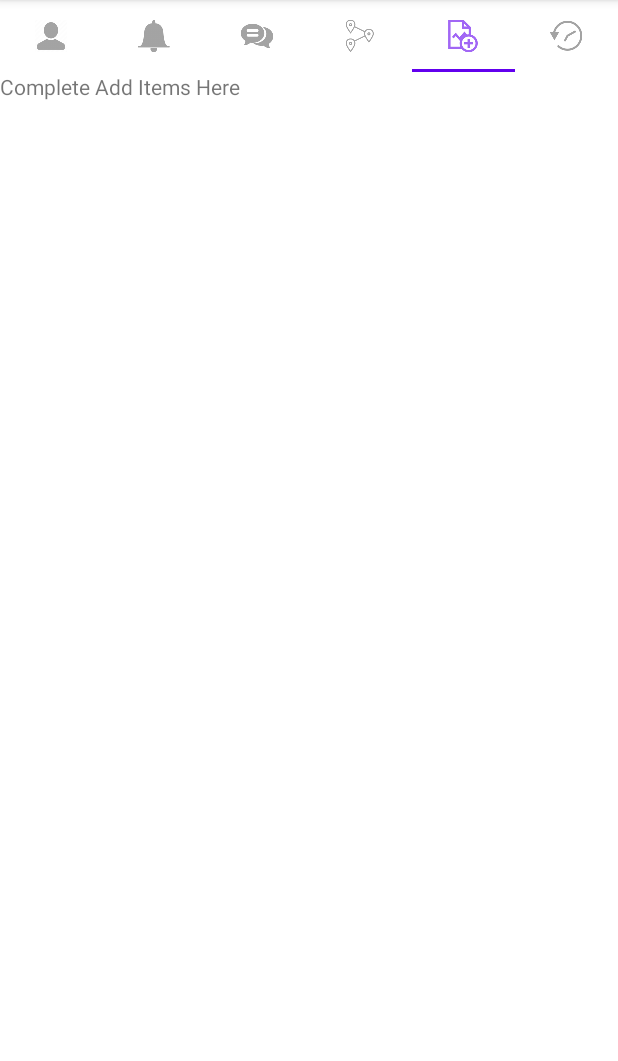
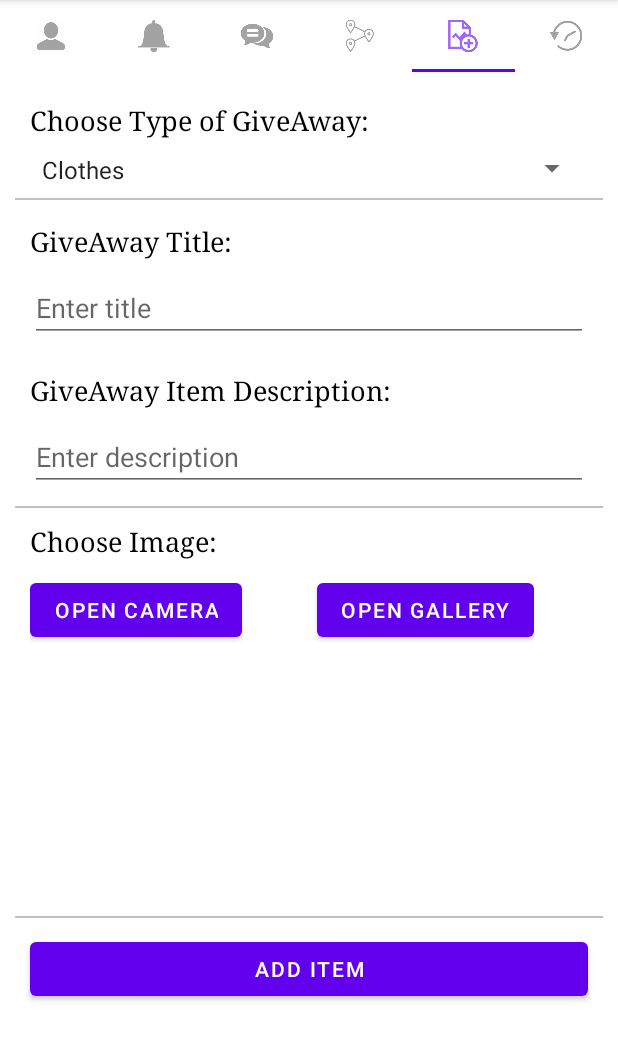
Before and after one commit to imok1948/GeemApp, an Android app: the screen it shows after launch (MainActivity), tab 5 chosen, on a phone screen of 412 x 824 dp, the part 84-1145 px from its top. Run offline under Robolectric (Android 15) with nearby library versions, the phone set to English and light mode, and no system bars.

Commit message:
First commit

```diff
--- a/app/src/main/AndroidManifest.xml
+++ b/app/src/main/AndroidManifest.xml
@@ -2,6 +2,8 @@
 <manifest xmlns:android="http://schemas.android.com/apk/res/android"
   package="com.example.geem">
 
+
+  <uses-permission android:name="android.permission.CAMERA"/>
   <application
     android:allowBackup="true"
     android:icon="@drawable/ic_app_launcher_ying_yang"
--- a/app/src/main/java/com/example/geem/fragments/FragmentAddItem.java
+++ b/app/src/main/java/com/example/geem/fragments/FragmentAddItem.java
@@ -1,24 +1,110 @@
 package com.example.geem.fragments;
 
+import android.Manifest;
+import android.content.Intent;
+import android.content.pm.PackageManager;
+import android.graphics.Bitmap;
 import android.os.Bundle;
 
+import androidx.annotation.NonNull;
+import androidx.annotation.Nullable;
+import androidx.core.app.ActivityCompat;
+import androidx.core.content.ContextCompat;
 import androidx.fragment.app.Fragment;
 
+import android.provider.MediaStore;
 import android.view.LayoutInflater;
 import android.view.View;
 import android.view.ViewGroup;
+import android.widget.AdapterView;
+import android.widget.ArrayAdapter;
+import android.widget.Button;
+import android.widget.ImageView;
+import android.widget.Spinner;
 import android.widget.Toast;
 
 import com.example.geem.R;
 import com.example.geem.extra.Variables;
 
-public class FragmentAddItem extends Fragment
+public class FragmentAddItem extends Fragment implements AdapterView.OnItemSelectedListener
 {
+
+ public static final int CAM_REQUEST_CODE = 111;
+ public static final int CAM_INTENT_REQUEST_CODE = 112;
+ ImageView imgView;  //this imageView is for displaying the captured image
+ Button captureImgBtn;  //this button enables user to use camera to capture image
+ Spinner spinnerMenu;
+
 
  @Override
  public View onCreateView(LayoutInflater inflater, ViewGroup container, Bundle savedInstanceState)
  {
-  Toast.makeText(getContext(), getArguments().getString(Variables.GREETING_KEY), Toast.LENGTH_SHORT).show();
-  return inflater.inflate(R.layout.fragment_add_item, container, false);
+  //Toast.makeText(getContext(), getArguments().getString(Variables.GREETING_KEY), Toast.LENGTH_SHORT).show();
+  View view = inflater.inflate(R.layout.fragment_add_item, container, false);
+  imgView = view.findViewById(R.id.imageView);
+  captureImgBtn = view.findViewById(R.id.capture_image);
+
+  spinnerMenu = view.findViewById(R.id.spinner);
+     ArrayAdapter<CharSequence> mAdapter = ArrayAdapter.createFromResource(getActivity(),R.array.spinner_items,android.R.layout.simple_spinner_item);
+     mAdapter.setDropDownViewResource(android.R.layout.simple_spinner_dropdown_item);
+     spinnerMenu.setAdapter(mAdapter);
+     spinnerMenu.setOnItemSelectedListener(this);
+
+
+  captureImgBtn.setOnClickListener(new View.OnClickListener() {
+   @Override
+   public void onClick(View v) {
+      //ask user for camera permission at runtime
+     if(ContextCompat.checkSelfPermission(getActivity(), Manifest.permission.CAMERA) != PackageManager.PERMISSION_GRANTED){
+      ActivityCompat.requestPermissions(getActivity(),new String[]{Manifest.permission.CAMERA},CAM_REQUEST_CODE);
+     }else{
+      cameraLaunch();
+     }
+   }
+  });
+  return view;
  }
+
+
+ // this method launches the implicit intent to start the default camera app
+ private void cameraLaunch() {
+  Intent cam = new Intent(MediaStore.ACTION_IMAGE_CAPTURE);
+  startActivityForResult(cam,CAM_INTENT_REQUEST_CODE);
+ }
+
+
+ @Override
+ public void onActivityResult(int requestCode, int resultCode, @Nullable Intent data) {
+  if(requestCode == CAM_INTENT_REQUEST_CODE){
+   Bitmap img = (Bitmap) data.getExtras().get("data");
+   imgView.setImageBitmap(img);
+
+  }
+
+ }
+
+
+ @Override
+ public void onRequestPermissionsResult(int requestCode, @NonNull String[] permissions, @NonNull int[] grantResults) {
+   if(requestCode == CAM_REQUEST_CODE){
+        if(grantResults[0] == PackageManager.PERMISSION_GRANTED && grantResults.length>0){
+         cameraLaunch();
+        }
+        else{
+         Toast.makeText(getActivity(),"Please grant the Camera permission to use this feature",Toast.LENGTH_SHORT).show();
+        }
+   }
+
+ }
+
+    @Override
+    public void onItemSelected(AdapterView<?> parent, View view, int position, long id) {
+        String category = parent.getItemAtPosition(position).toString();
+
+    }
+
+    @Override
+    public void onNothingSelected(AdapterView<?> parent) {
+
+    }
 }
--- a/app/src/main/res/layout/fragment_add_item.xml
+++ b/app/src/main/res/layout/fragment_add_item.xml
@@ -1,14 +1,133 @@
 <?xml version="1.0" encoding="utf-8"?>
-<FrameLayout xmlns:android="http://schemas.android.com/apk/res/android"
-  xmlns:tools="http://schemas.android.com/tools"
-  android:layout_width="match_parent"
-  android:layout_height="match_parent"
-  tools:context=".fragments.FragmentAddItem">
 
-  <!-- TODO: Update blank fragment layout -->
-  <TextView
+<ScrollView xmlns:android="http://schemas.android.com/apk/res/android"
+    xmlns:tools="http://schemas.android.com/tools"
     android:layout_width="match_parent"
-    android:layout_height="match_parent"
-    android:text="@string/fragment_hello_add_item" />
+    android:layout_height="wrap_content"
+    xmlns:app="http://schemas.android.com/apk/res-auto"
+    android:orientation="vertical"
+    android:padding="10dp"
+    tools:context=".fragments.FragmentAddItem">
 
-</FrameLayout>
+  <LinearLayout
+      android:layout_width="match_parent"
+      android:layout_height="match_parent"
+      android:orientation="vertical">
+
+    <TextView
+        android:layout_width = "wrap_content"
+        android:layout_height="wrap_content"
+        android:layout_marginTop="10dp"
+        android:layout_marginLeft="10dp"
+        android:text="Choose Type of GiveAway:"
+        android:textColor="@color/black"
+        android:textSize="18dp"
+        android:typeface="serif"/>
+    <Spinner
+
+        android:id="@+id/spinner"
+        android:layout_width="match_parent"
+        android:layout_height="20sp"
+        android:layout_margin="10dp"/>
+
+      <View
+          android:layout_width="wrap_content"
+          android:layout_height="1dp"
+          android:background="@color/silver"/>/>
+
+    <TextView
+        android:layout_width = "wrap_content"
+        android:layout_height="wrap_content"
+        android:layout_marginTop="15dp"
+        android:layout_marginLeft="10dp"
+        android:text="GiveAway Title:"
+        android:textColor="@color/black"
+        android:textSize="18dp"
+        android:typeface="serif"/>
+    <EditText
+        android:layout_width="match_parent"
+        android:layout_height="wrap_content"
+        android:id="@+id/editTitle"
+        android:layout_margin="10dp"
+        android:hint="Enter title"/>
+
+
+
+    <TextView
+        android:layout_width = "wrap_content"
+        android:layout_height="wrap_content"
+        android:layout_marginTop="10dp"
+        android:layout_marginLeft="10dp"
+        android:text="GiveAway Item Description:"
+        android:textColor="@color/black"
+        android:textSize="18dp"
+        android:typeface="serif"/>
+
+
+    <EditText
+        android:layout_width="match_parent"
+        android:layout_height="wrap_content"
+        android:id="@+id/editDescription"
+        android:layout_margin="10dp"
+        android:minLines="1"
+        android:gravity="top|left"
+        android:maxLines="6"
+        android:inputType="textMultiLine|textCapSentences"
+        android:hint="Enter description"/>
+
+      <View
+          android:layout_width="wrap_content"
+          android:layout_height="1dp"
+          android:background="@color/silver"/>/>
+
+    <TextView
+        android:layout_width="wrap_content"
+        android:layout_height="wrap_content"
+        android:layout_marginLeft="10dp"
+        android:layout_marginTop="10dp"
+        android:text="Choose Image:"
+        android:textColor="@color/black"
+        android:textSize="18dp"
+        android:typeface="serif" />
+
+    <LinearLayout
+        android:layout_width="wrap_content"
+        android:layout_height="wrap_content"
+        android:layout_margin="10dp"
+
+        android:orientation="horizontal">
+        <Button
+            android:id="@+id/capture_image"
+            android:layout_width="wrap_content"
+            android:text="Open Camera"
+            android:layout_height="wrap_content"/>
+
+        <Button
+            android:id="@+id/open_gallery"
+            android:layout_marginLeft="50dp"
+            android:layout_width="wrap_content"
+            android:text="Open Gallery"
+            android:layout_height="wrap_content"/>
+    </LinearLayout>
+
+    <ImageView
+        android:layout_width="150dp"
+        android:layout_height="150dp"
+        android:layout_margin="10dp"
+        android:id="@+id/imageView"/>
+      <View
+          android:layout_width="wrap_content"
+          android:layout_height="1dp"
+          android:background="@color/silver"/>
+
+    <Button
+        android:layout_width="match_parent"
+        android:layout_height="wrap_content"
+        android:layout_margin="10dp"
+        android:text="Add Item"/>
+
+
+
+  </LinearLayout>
+
+</ScrollView>
--- a/app/src/main/res/values/colors.xml
+++ b/app/src/main/res/values/colors.xml
@@ -7,4 +7,6 @@
   <color name="teal_700">#FF018786</color>
   <color name="black">#FF000000</color>
   <color name="white">#FFFFFFFF</color>
+  <color name="silver">#C0C0C0</color>
+
 </resources>
--- a/app/src/main/res/values/strings.xml
+++ b/app/src/main/res/values/strings.xml
@@ -15,4 +15,15 @@
   <string name="fragment_hello_messages">Complete Msgs here</string>
   <string name="fragment_hello_notifications">Complete Notifications Here</string>
   <string name="fragment_hello_profile">Complete Profile Here</string>
+  <string name="capture_image_button">CAPTURE IMAGE</string>
+
+  <string-array name="spinner_items">
+    <item>Clothes</item>
+    <item>Furniture</item>
+    <item>Books or Stationary</item>
+    <item>Decorations</item>
+    <item>Household items</item>
+    <item>Groceries</item>
+    <item>Other</item>
+  </string-array>
 </resources>
```
